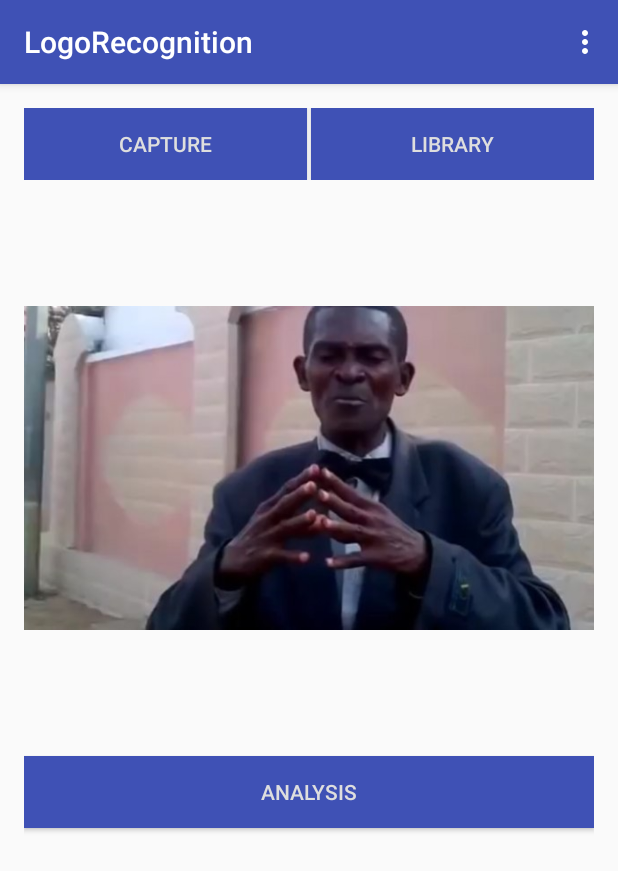
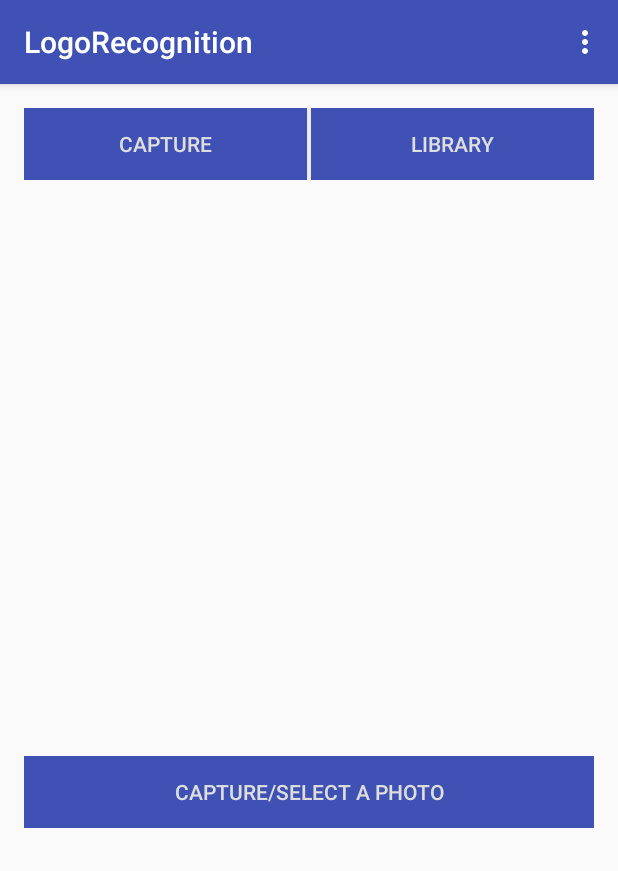
Before and after one commit to louisfovet/LogoRecognition, an Android app: the screen it shows after launch (MainActivity), on a phone screen of 412 x 824 dp. Shown: the top 871 px of the screen. Run offline under Robolectric (Android 15) with nearby library versions, the phone set to English and light mode, and no system bars; libraries missing offline, so code that uses them is left out: org.bytedeco.javacpp; pictures from the network do not load.

Commit message:
Analysis button disabled when nothing selected

```diff
--- a/app/src/main/res/layout/content_main.xml
+++ b/app/src/main/res/layout/content_main.xml
@@ -28,8 +28,7 @@
                 android:layout_weight="1"
                 android:background="?attr/colorPrimary"
                 android:textColor="#dedede"
-                android:layout_marginRight="1dp"
-                android:clickable="true" />
+                android:layout_marginRight="1dp"/>
 
             <Button
                 android:layout_width="fill_parent"
@@ -39,8 +38,7 @@
                 android:layout_weight="1"
                 android:background="?attr/colorPrimary"
                 android:textColor="#dedede"
-                android:layout_marginLeft="1dp"
-                android:clickable="true" />
+                android:layout_marginLeft="1dp"/>
         </LinearLayout>
 
         <ImageView
@@ -51,11 +49,11 @@
         <Button
             android:layout_width="fill_parent"
             android:layout_height="wrap_content"
-            android:text="Analysis"
+            android:text="Capture/select a photo"
             android:id="@+id/btnAnalysis"
             android:textColor="#dedede"
             android:background="?attr/colorPrimary"
             android:layout_marginTop="2dp"
-            android:clickable="true" />
+            android:enabled="false" />
     </LinearLayout>
 </RelativeLayout>
```
Also changed, not shown: app/src/main/java/fr/fovet/logorecognition/MainActivity.java (+5 -2 lines), app/src/main/res/drawable/malou.jpg (deleted).
